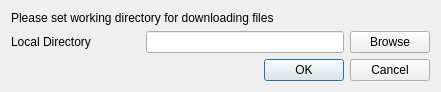
This is settingsdialog.ui in tranter/qt-google-drive as Qt 5 draws it before an edit. The edited form follows.
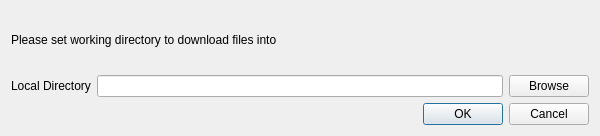
This is the edited form.

Commit message: Small adjustment of layout in Settings dialog.

The edit to the form file:
```diff
--- a/settingsdialog.ui
+++ b/settingsdialog.ui
@@ -6,22 +6,34 @@
    <rect>
     <x>0</x>
     <y>0</y>
-    <width>441</width>
-    <height>90</height>
+    <width>600</width>
+    <height>136</height>
    </rect>
   </property>
   <property name="windowTitle">
    <string>Settings</string>
   </property>
   <layout class="QGridLayout" name="gridLayout">
+   <item row="0" column="0">
+    <widget class="QLabel" name="infoLabel">
+     <property name="locale">
+      <locale language="English" country="UnitedStates"/>
+     </property>
+     <property name="text">
+      <string>Please set working directory to download files into</string>
+     </property>
+    </widget>
+   </item>
    <item row="1" column="0">
+    <layout class="QHBoxLayout" name="horizontalLayout">
+     <item>
     <widget class="QLabel" name="label">
      <property name="text">
       <string>Local Directory</string>
      </property>
     </widget>
    </item>
-   <item row="1" column="1" colspan="2">
+     <item>
     <widget class="QLineEdit" name="directoryLineEdit">
      <property name="locale">
       <locale language="English" country="UnitedStates"/>
@@ -34,14 +46,16 @@
      </property>
     </widget>
    </item>
-   <item row="1" column="3">
+     <item>
     <widget class="QPushButton" name="browseButton">
      <property name="text">
       <string>Browse</string>
      </property>
     </widget>
    </item>
-   <item row="2" column="0" colspan="4">
+    </layout>
+   </item>
+   <item row="2" column="0">
     <widget class="QDialogButtonBox" name="buttonBox">
      <property name="orientation">
       <enum>Qt::Horizontal</enum>
@@ -51,16 +65,6 @@
      </property>
     </widget>
    </item>
-   <item row="0" column="0" colspan="2">
-    <widget class="QLabel" name="infoLabel">
-     <property name="locale">
-      <locale language="English" country="UnitedStates"/>
-     </property>
-     <property name="text">
-      <string>Please set working directory for downloading files</string>
-     </property>
-    </widget>
-   </item>
   </layout>
  </widget>
  <resources/>
```
Lines whose indentation alone changed are shown as unchanged.
